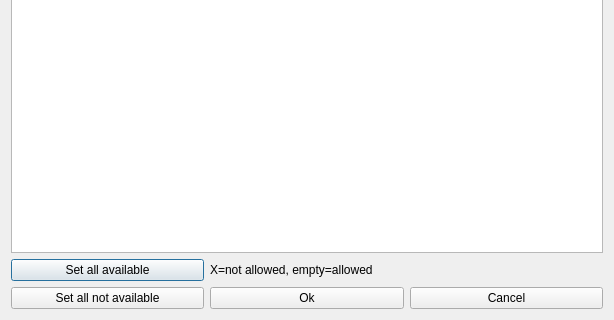
Above: fet/src/interface/modifyconstraintroomnotavailabletimesform_template.ui from vonmecheln/fet before the change; both pictures show x 0 to 614 and y 233 to 553 of the 614 by 553 pixel window. Below: the same form after it.
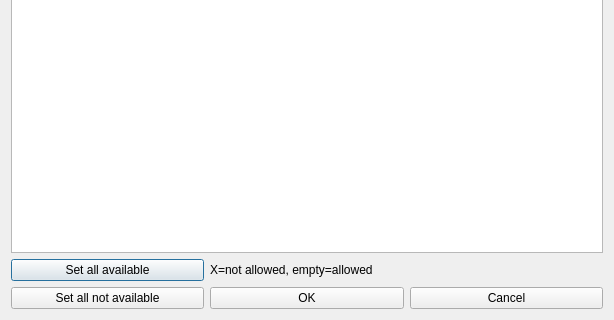
That is the form after the change.

```diff
--- a/fet/src/interface/modifyconstraintroomnotavailabletimesform_template.ui
+++ b/fet/src/interface/modifyconstraintroomnotavailabletimesform_template.ui
@@ -113,7 +113,7 @@
      <item row="1" column="1">
       <widget class="QPushButton" name="okPushButton">
        <property name="text">
-        <string>Ok</string>
+        <string>OK</string>
        </property>
       </widget>
      </item>
```
